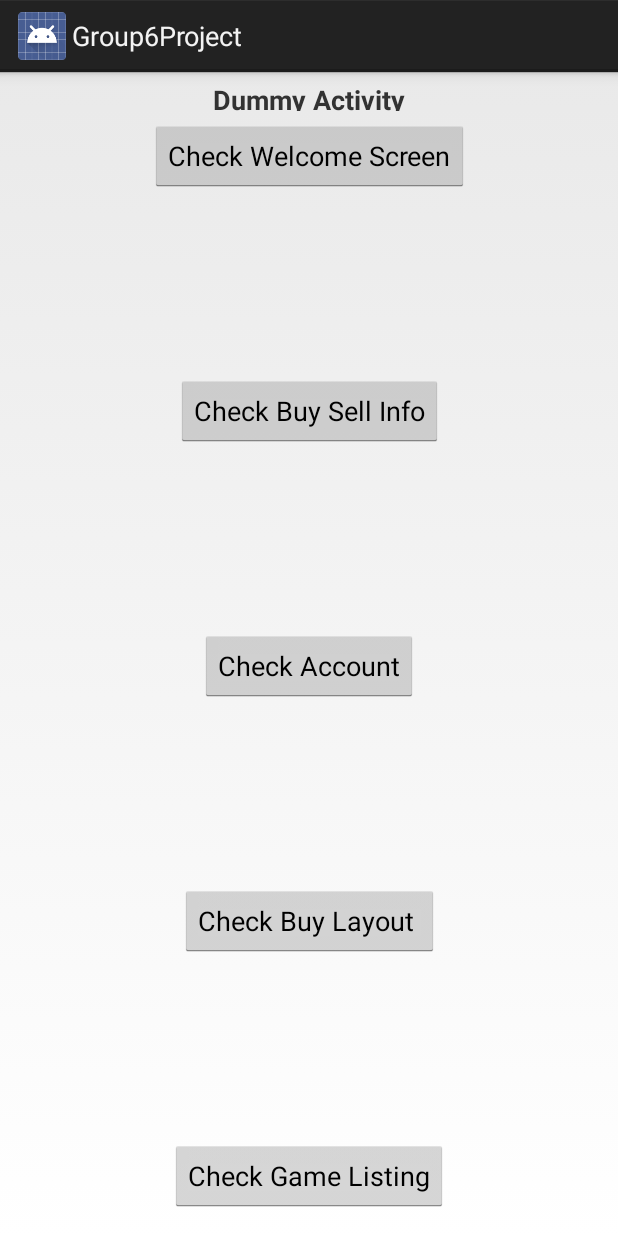
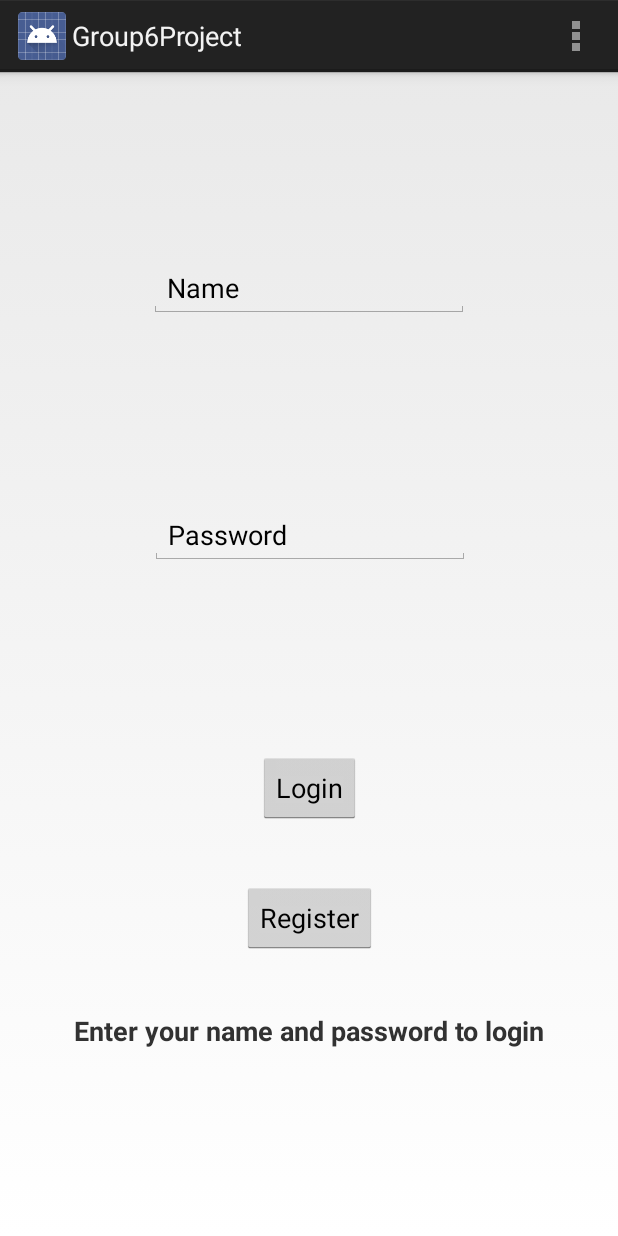
Before and after one commit to glezma/Group6Project, an Android app: the screen it shows after launch (MainActivity), on a phone screen of 412 x 824 dp. Run offline under Robolectric (Android 15) with nearby library versions, the phone set to English and light mode, and no system bars; our stand-ins replace Firebase (no records; nobody signed in at launch, a user with empty details on screens opened directly).

Commit message:
Adding LogIn Activity

```diff
--- a/app/src/main/java/com/example/glezma/group6project/MainActivity.java
+++ b/app/src/main/java/com/example/glezma/group6project/MainActivity.java
@@ -3,52 +3,176 @@ package com.example.glezma.group6project;
 import android.app.Activity;
 import android.content.Intent;
 import android.os.Bundle;
+import android.support.annotation.NonNull;
+import android.util.Log;
+import android.view.Menu;
+import android.view.MenuInflater;
+import android.view.MenuItem;
 import android.view.View;
 import android.widget.Button;
+import android.widget.EditText;
+import android.widget.TextView;
+import android.widget.Toast;
+
+import com.google.android.gms.tasks.OnCompleteListener;
+import com.google.android.gms.tasks.Task;
+import com.google.firebase.auth.AuthResult;
+import com.google.firebase.auth.FirebaseAuth;
+import com.google.firebase.auth.FirebaseUser;
+
+import static android.content.ContentValues.TAG;
 
 public class MainActivity extends Activity implements View.OnClickListener {
 
-    private Button buttonWelcomeScreen;
-    private Button buttonBullSellInfo;
-    private Button buttonAccoverview;
-    private Button buttonBuyLayout;
-    private Button buttonGameListing;
+    private FirebaseAuth mAuth;
+    private FirebaseAuth.AuthStateListener mAuthListener;
 
+    // 1. Define the objects
+    private EditText editTextName;
+    private EditText editTextPassword;
+    private Button buttonLogin;
+    private Button buttonRegister;
+    private TextView textViewMessage;
 
     @Override
     protected void onCreate(Bundle savedInstanceState) {
         super.onCreate(savedInstanceState);
         setContentView(R.layout.activity_main);
 
-        buttonWelcomeScreen = (Button) findViewById(R.id.buttonWelcomeScreen);
-        buttonWelcomeScreen.setOnClickListener(this);
+        // 2. Link the objects
+        editTextName = (EditText) findViewById(R.id.editTextName);
+        editTextPassword = (EditText) findViewById(R.id.editTextPassword);
+        buttonLogin = (Button) findViewById(R.id.buttonLogin);
+        buttonRegister = (Button) findViewById(R.id.buttonRegister);
+        textViewMessage = (TextView) findViewById(R.id.textViewMessage);
 
-        buttonBullSellInfo = (Button) findViewById(R.id.buttonBullSellInfo);
-        buttonBullSellInfo.setOnClickListener(this);
+        // 4. Activate click on my button
 
-        buttonAccoverview = (Button) findViewById(R.id.buttonAccoverview);
-        buttonAccoverview.setOnClickListener(this);
+        buttonLogin.setOnClickListener(this);
+        buttonRegister.setOnClickListener(this);
 
-        buttonBuyLayout = (Button) findViewById(R.id.buttonBuyLayout);
-        buttonBuyLayout.setOnClickListener(this);
+        mAuth = FirebaseAuth.getInstance();
 
-        buttonGameListing = (Button) findViewById(R.id.buttonGameListing);
-        buttonGameListing.setOnClickListener(this);
+        mAuthListener = new FirebaseAuth.AuthStateListener() {
+
+            @Override
+            public void onAuthStateChanged(@NonNull FirebaseAuth firebaseAuth) {
+                FirebaseUser user = firebaseAuth.getCurrentUser();
+                if (user != null) {
+                    // User is signed in
+                    Log.d(TAG, "onAuthStateChanged:signed_in:" + user.getUid());
+                } else {
+                    // User is signed out
+                    Log.d(TAG, "onAuthStateChanged:signed_out");
+                }
+            }
+        };
 
     }
 
     @Override
+    public void onStart() {
+        super.onStart();
+        mAuth.addAuthStateListener(mAuthListener);
+    }
+
+
+
+    @Override
     public void onClick(View v) {
-        if (v.getId() == R.id.buttonWelcomeScreen) {
-            Intent intentWelcome = new Intent(this, WelcomeScreen.class);
-            this.startActivity(intentWelcome);
-        } else if (v.getId() == R.id.buttonBullSellInfo) {
-            Intent intentBuySellInfo = new Intent(this, ActivityBuySellInfo.class);
-            this.startActivity(intentBuySellInfo);
-        } else if (v.getId() == R.id.buttonAccoverview) {
-            Intent intentAccountOverview = new Intent(this, AccOverview.class);
-            this.startActivity(intentAccountOverview);
+
+        // Catch the values
+        String email = editTextName.getText().toString();
+        String password = editTextPassword.getText().toString();
+        //Figure which button has been clicked
+        if (v == buttonLogin){
+            signIn(email,password);
+        } else if (v==buttonRegister){
+            createAccount(email,password);
         }
 
+//        // 5. Login process
+//        if (editTextName.getText().toString().equals("ross") &&
+//                editTextPassword.getText().toString().equals("to426")) {
+//            textViewMessage.setText("Login Successful");
+//            // 6. Go to activity
+//            Intent intentHomePage = new Intent(this, ActivityHomePage.class);
+//            this.startActivity(intentHomePage);
+//
+//        }
+//        else   {
+//            textViewMessage.setText("Access Denied for" + editTextName.getText());
+//        }
+
+    }
+
+
+    public void createAccount(String email, String password) {
+        mAuth.createUserWithEmailAndPassword(email, password)
+                .addOnCompleteListener(this, new OnCompleteListener<AuthResult>() {
+                    @Override
+                    public void onComplete(@NonNull Task<AuthResult> task) {
+                        if(task.isSuccessful()) {
+                            Toast.makeText(MainActivity.this, "Authentication successful",
+                                    Toast.LENGTH_SHORT).show();
+                        }
+                        // If signin fails, display a message to the user. If signin succeeds
+                        // the auth state listener will be notified and logic to handle the
+                        // signed in user can be handled in the listener.
+                        if (!task.isSuccessful()) {
+                            Toast.makeText(MainActivity.this, "Authentication Failed",
+                                    Toast.LENGTH_SHORT).show();
+                        }
+                    }
+                });
+    }
+
+    public void signIn(String email, String password) {
+        mAuth.signInWithEmailAndPassword(email, password)
+                .addOnCompleteListener(this, new OnCompleteListener<AuthResult>() {
+                    @Override
+                    public void onComplete(@NonNull Task<AuthResult> task) {
+                        if (task.isSuccessful()) {
+                            Toast.makeText(MainActivity.this, "Authentication Successful",
+                                    Toast.LENGTH_SHORT).show();
+
+                            // 6. Go to activity
+                            Intent intentHomePage = new Intent(MainActivity.this, WelcomeScreen.class);
+                            MainActivity.this.startActivity(intentHomePage);
+                        }
+                        // If signin fails, display a message to the user. If signin succeeds
+                        // the auth state listener will be notified and logic to handle the
+                        // signed in user can be handled in the listener.
+                        if (!task.isSuccessful()) {
+                            Toast.makeText(MainActivity.this, "Authentication Failed",
+                                    Toast.LENGTH_SHORT).show();
+                        }
+                    }
+                });
+    }
+
+
+    @Override
+    public boolean onCreateOptionsMenu(Menu menu) {
+        MenuInflater mainMenuInflater = getMenuInflater();
+        mainMenuInflater.inflate(R.menu.mainmenu, menu);
+
+        return super.onCreateOptionsMenu(menu);
+    }
+
+    @Override
+    public boolean onOptionsItemSelected(MenuItem item) {
+        if (item.getItemId() == R.id.menuItemHome){
+            Intent intentHome = new Intent(this, WelcomeScreen.class);
+            this.startActivity(intentHome);
+        } else if (item.getItemId() == R.id.menuItemMyTickets) {
+            Intent intentMyTickets = new Intent(this, AccOverview.class);
+            this.startActivity(intentMyTickets);
+        } else if (item.getItemId() == R.id.menuItemLogOut) {
+            //  Intent intentLogOut = new Intent(this, LogOut.class);
+            // this.startActivity(intentLogOut);
+        }
+
+        return super.onOptionsItemSelected(item);
     }
 }
--- a/app/src/main/res/layout/activity_main.xml
+++ b/app/src/main/res/layout/activity_main.xml
@@ -5,77 +5,62 @@
     android:layout_width="match_parent"
     android:layout_height="match_parent"
     tools:context="com.example.glezma.group6project.MainActivity">
-
     <TextView
-        android:id="@+id/textView2"
+        android:id="@+id/textViewMessage"
         android:layout_width="wrap_content"
-        android:layout_height="20dp"
-        android:text="Dummy Activity"
+        android:layout_height="wrap_content"
+        android:text="Enter your name and password to login"
         android:textSize="18sp"
         android:textStyle="bold"
-        app:layout_constraintBottom_toTopOf="@+id/buttonWelcomeScreen"
+        app:layout_constraintBottom_toBottomOf="parent"
+        app:layout_constraintLeft_toLeftOf="parent"
+        app:layout_constraintRight_toRightOf="parent"
+        app:layout_constraintTop_toBottomOf="@+id/buttonLogin" />
+
+    <EditText
+        android:id="@+id/editTextName"
+        android:layout_width="wrap_content"
+        android:layout_height="wrap_content"
+        android:ems="10"
+        android:inputType="textPersonName"
+        android:text="Name"
+        app:layout_constraintBottom_toTopOf="@+id/editTextPassword"
+        app:layout_constraintLeft_toLeftOf="parent"
+        app:layout_constraintRight_toRightOf="parent"
+        app:layout_constraintTop_toTopOf="parent" />
+
+    <EditText
+        android:id="@+id/editTextPassword"
+        android:layout_width="wrap_content"
+        android:layout_height="wrap_content"
+        android:ems="10"
+        android:inputType="textPersonName"
+        android:text="Password"
+        app:layout_constraintBottom_toTopOf="@+id/buttonLogin"
+        app:layout_constraintHorizontal_bias="0.502"
+        app:layout_constraintLeft_toLeftOf="parent"
+        app:layout_constraintRight_toRightOf="parent"
+        app:layout_constraintTop_toBottomOf="@+id/editTextName" />
+
+    <Button
+        android:id="@+id/buttonLogin"
+        android:layout_width="wrap_content"
+        android:layout_height="wrap_content"
+        android:text="Login"
+        app:layout_constraintBottom_toTopOf="@+id/textViewMessage"
+        app:layout_constraintLeft_toLeftOf="parent"
+        app:layout_constraintRight_toRightOf="parent"
+        app:layout_constraintTop_toBottomOf="@+id/editTextPassword" />
+
+    <Button
+        android:id="@+id/buttonRegister"
+        android:layout_width="wrap_content"
+        android:layout_height="wrap_content"
+        android:text="Register"
+        app:layout_constraintBottom_toTopOf="@+id/textViewMessage"
         app:layout_constraintEnd_toEndOf="parent"
         app:layout_constraintHorizontal_bias="0.5"
         app:layout_constraintStart_toStartOf="parent"
-        app:layout_constraintTop_toTopOf="parent" />
-
-    <Button
-        android:id="@+id/buttonWelcomeScreen"
-        android:layout_width="wrap_content"
-        android:layout_height="wrap_content"
-        android:layout_marginTop="32dp"
-        android:text="Check Welcome Screen"
-        app:layout_constraintBottom_toTopOf="@+id/buttonBullSellInfo"
-        app:layout_constraintEnd_toEndOf="parent"
-        app:layout_constraintHorizontal_bias="0.5"
-        app:layout_constraintStart_toStartOf="parent"
-        app:layout_constraintTop_toTopOf="parent"
-        app:layout_constraintVertical_chainStyle="spread_inside" />
-
-    <Button
-        android:id="@+id/buttonBullSellInfo"
-        android:layout_width="wrap_content"
-        android:layout_height="wrap_content"
-        android:text="Check Buy Sell Info"
-        app:layout_constraintBottom_toTopOf="@+id/buttonAccoverview"
-        app:layout_constraintEnd_toEndOf="parent"
-        app:layout_constraintHorizontal_bias="0.5"
-        app:layout_constraintStart_toStartOf="parent"
-        app:layout_constraintTop_toBottomOf="@+id/buttonWelcomeScreen"
-        app:layout_constraintVertical_bias="0.148" />
-
-    <Button
-        android:id="@+id/buttonAccoverview"
-        android:layout_width="wrap_content"
-        android:layout_height="wrap_content"
-        android:text="Check Account"
-        app:layout_constraintBottom_toTopOf="@+id/buttonBuyLayout"
-        app:layout_constraintEnd_toEndOf="parent"
-        app:layout_constraintHorizontal_bias="0.5"
-        app:layout_constraintStart_toStartOf="parent"
-        app:layout_constraintTop_toBottomOf="@+id/buttonBullSellInfo" />
-
-    <Button
-        android:id="@+id/buttonBuyLayout"
-        android:layout_width="wrap_content"
-        android:layout_height="wrap_content"
-        android:text="Check Buy Layout "
-        app:layout_constraintBottom_toTopOf="@+id/buttonGameListing"
-        app:layout_constraintEnd_toEndOf="parent"
-        app:layout_constraintHorizontal_bias="0.5"
-        app:layout_constraintStart_toStartOf="parent"
-        app:layout_constraintTop_toBottomOf="@+id/buttonAccoverview" />
-
-    <Button
-        android:id="@+id/buttonGameListing"
-        android:layout_width="wrap_content"
-        android:layout_height="wrap_content"
-        android:layout_marginBottom="16dp"
-        android:text="Check Game Listing"
-        app:layout_constraintBottom_toBottomOf="parent"
-        app:layout_constraintEnd_toEndOf="parent"
-        app:layout_constraintHorizontal_bias="0.5"
-        app:layout_constraintStart_toStartOf="parent"
-        app:layout_constraintTop_toBottomOf="@+id/buttonBuyLayout" />
+        app:layout_constraintTop_toBottomOf="@+id/buttonLogin" />
 
 </android.support.constraint.ConstraintLayout>
```
